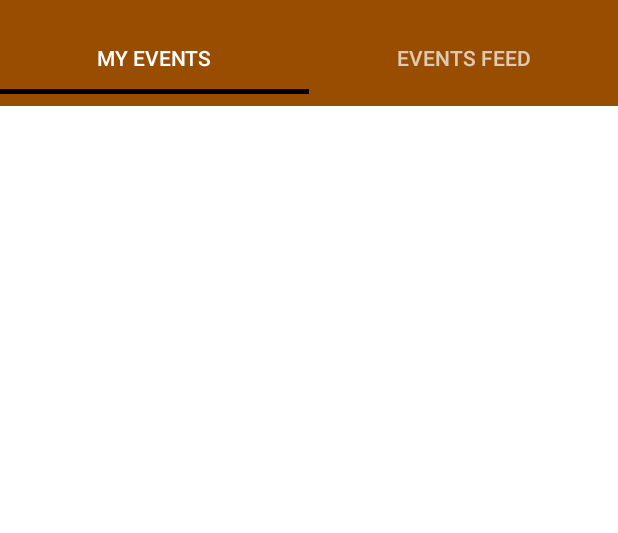
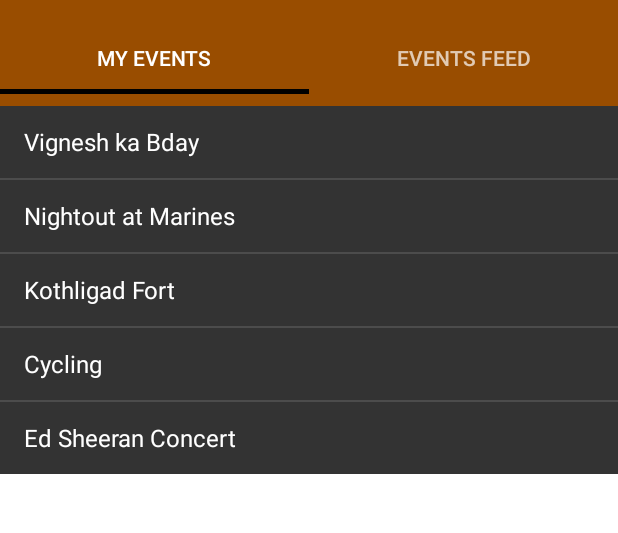
Before and after one commit to rahul-soshte/Cool, an Android app: the MainActivity screen opened directly, with no data from a screen before it, on a phone screen of 412 x 824 dp, the part 62-595 px from its top. Run offline under Robolectric (Android 15) with nearby library versions, the phone set to English and light mode, and no system bars.

Commit message:
Default LisView in MyEvents

```diff
--- a/app/src/main/java/com/example/hunter/planstart/Events/EventActivityClass/EventActivity.java
+++ b/app/src/main/java/com/example/hunter/planstart/Events/EventActivityClass/EventActivity.java
@@ -41,7 +41,7 @@ public class EventActivity extends AppCompatActivity implements TabLayout.OnTabS
         viewPager = (ViewPager) findViewById(R.id.pager);
 
         //Creating our pager adapter
-        com.example.hunter.planstart.TabLayout.Pager adapter = new com.example.hunter.planstart.TabLayout.Pager(getSupportFragmentManager(), tabLayout.getTabCount());
+        com.example.hunter.planstart.Events.EventActivityClass.Pager adapter = new com.example.hunter.planstart.Events.EventActivityClass.Pager(getSupportFragmentManager(), tabLayout.getTabCount());
 
         //Adding adapter to pager
         viewPager.setAdapter(adapter);
--- a/app/src/main/java/com/example/hunter/planstart/MainActivity.java
+++ b/app/src/main/java/com/example/hunter/planstart/MainActivity.java
@@ -75,14 +75,6 @@ public class MainActivity extends AppCompatActivity implements TabLayout.OnTabSe
         tabLayout.setOnTabSelectedListener(this);
 
         viewPager.addOnPageChangeListener(new TabLayout.TabLayoutOnPageChangeListener(tabLayout));
-
-
-/*
-        Intent intent = new Intent(MainActivity.this,LoginActivity.class);
-
-        startActivity(intent);
-*/
-
     }
 
     @Override
@@ -134,4 +126,5 @@ public class MainActivity extends AppCompatActivity implements TabLayout.OnTabSe
     public void onTabReselected(TabLayout.Tab tab) {
 
     }
+
 }
--- a/app/src/main/java/com/example/hunter/planstart/TabLayout/Tab1.java
+++ b/app/src/main/java/com/example/hunter/planstart/TabLayout/Tab1.java
@@ -4,16 +4,35 @@ package com.example.hunter.planstart.TabLayout;
  * Created by hunter on 7/5/17.
  */
 
+import android.content.res.Resources;
 import android.os.Bundle;
+import android.support.annotation.Nullable;
 import android.support.v4.app.Fragment;
 import android.view.LayoutInflater;
 import android.view.View;
 import android.view.ViewGroup;
+import android.widget.ArrayAdapter;
+import android.widget.ListView;
+
+import com.example.hunter.planstart.CustomAdapter.EventAdapter;
+import com.example.hunter.planstart.Events.EventsOne;
+import com.example.hunter.planstart.Login.SessionManager;
+import com.example.hunter.planstart.MainActivity;
 import com.example.hunter.planstart.R;
+
+import java.util.ArrayList;
 
 
 //Our class extending fragment
 public class Tab1 extends Fragment {
+
+    ArrayList<EventsOne> EList;
+
+    private EventAdapter m_adapter;
+ String user_email;
+ ListView EventList;
+    private String TAG = MainActivity.class.getSimpleName();
+SessionManager session;
 
     //Overriden method onCreateView
     @Override
@@ -22,5 +41,161 @@ public class Tab1 extends Fragment {
         //Returning the layout file after inflating
         //Change R.layout.tab1 in you classes
         return inflater.inflate(R.layout.tab1, container, false);
+
+
     }
+
+    @Override
+    public void onActivityCreated(@Nullable Bundle savedInstanceState)
+    {
+        super.onActivityCreated(savedInstanceState);
+        EventList=(ListView)getActivity().findViewById(R.id.list);
+        Resources res=getResources();
+        String [] events=res.getStringArray(R.array.event_list);
+        ArrayAdapter<String> adapter=new ArrayAdapter<String>(getActivity(),android.R.layout.simple_list_item_1,android.R.id.text1,events);
+        EventList.setAdapter(adapter);
+    }
+/*
+@Override
+    public void onCreate(Bundle savedInstanceState) {
+
+    super.onCreate(savedInstanceState);
+
+
+        EList=new ArrayList<>();
+        EventList=(ListView)getActivity().findViewById(R.id.list);
+
+        session = new SessionManager(getActivity().getApplicationContext());
+        HashMap<String, String> user = session.getUserDetails();
+
+        // name
+        String name = user.get(SessionManager.KEY_NAME);
+
+        // email
+        user_email = user.get(SessionManager.KEY_EMAIL);
+
+        String type = "ListEvents";
+
+        if (isOnline()) {
+  //          BackgroundWorker backgroundWorker = new BackgroundWorker(getActivity().getApplicationContext());
+         new GetContacts().execute();
+
+        }//Else SQLITE OR CHANGED=0----------POSSIBLE FUTURE CODE
+        else {
+            Toast.makeText(getActivity().getApplicationContext(), "Not Connected to Internet", Toast.LENGTH_LONG).show();
+
+        }
+    }
+
+    private class GetContacts extends AsyncTask<Void,Void,Void>
+    {
+        @Override
+        protected void onPreExecute()
+        {
+            super.onPreExecute();
+           // Toast.makeText(getActivity().getApplicationContext(),"Json Data is downloading",Toast.LENGTH_LONG).show();
+        }
+
+        @Override
+        protected Void doInBackground(Void... arg0)
+        {
+
+            String jsonStr="";
+            String listevents_url="http://192.168.42.151/Planmap/events_json.php";
+
+try {
+    HttpHandler sh = new HttpHandler();
+    URL url = new URL(listevents_url);
+    HttpURLConnection conn = (HttpURLConnection) url.openConnection();
+
+    conn.setRequestMethod("POST");
+
+   // httpURLConnection.setDoOutput(true);
+    conn.setDoInput(true);
+    OutputStream outputStream = conn.getOutputStream();
+
+    BufferedWriter bufferedWriter = new BufferedWriter(new OutputStreamWriter(outputStream, "UTF-8"));
+    String post_data = URLEncoder.encode("user_email", "UTF-8") + "=" + URLEncoder.encode(user_email, "UTF-8");
+
+    bufferedWriter.write(post_data);
+    bufferedWriter.flush();
+    bufferedWriter.close();
+    outputStream.close();
+    InputStream in = new BufferedInputStream(conn.getInputStream());
+    jsonStr = sh.convertStreamtoString(in);
 }
+catch(Exception e){
+    e.printStackTrace();
+}
+            //Making a request to url and getting response
+          //  String jsonStr=sh.makeServiceCall(url);
+
+//            Log.e(TAG,"Response from url: "+jsonStr);
+            if(jsonStr!=null)
+            {
+                try{
+
+                    //Getting JSON Array node
+                    JSONArray results=new JSONArray(jsonStr);
+
+                    for(int i=0;i<results.length();i++)
+                    {
+                        JSONObject c=results.getJSONObject(i);
+
+                        String eventname=c.getString("EventName");
+
+                        EventsOne eventsOne=new EventsOne(eventname);
+
+                        EList.add(eventsOne);
+
+                    }
+
+                }catch(final JSONException e)
+                {
+                    Log.e(TAG,"Json Parsing error: "+e);
+                    getActivity().runOnUiThread(new Runnable() {
+                        @Override
+                        public void run() {
+
+                            Toast.makeText(getActivity().getApplicationContext(),"Json parsing error:"+e.getMessage(),Toast.LENGTH_LONG).show();
+
+
+                        }
+                    });
+                }
+            }else{
+                Log.e(TAG,"Couldnt get Json from Server");
+                getActivity().runOnUiThread(new Runnable() {
+                    @Override
+                    public void run() {
+                        Toast.makeText(getActivity().getApplicationContext(),"Couldnt get json from server.Check Logcat for possible errors",Toast.LENGTH_LONG).show();
+
+                    }
+                });
+
+            }
+            return null;
+
+        }
+        @Override
+        protected void onPostExecute(Void result)
+        {
+            super.onPostExecute(result);
+//        ListAdapter adapter=new SimpleAdapter(JasonActivity.this,contactList,R.layout.list_item,new String[]{"name","lat","long"},new int[]{R.id.name,R.id.lat,R.id.longi});
+//        ArrayAdapter<Places> listadapter=new ArrayAdapter<Places>(JasonActivity.this,R.layout.list_item,);
+            m_adapter = new EventAdapter(getActivity().getApplicationContext(), R.layout.event_listitem_layout,EList);
+            EventList.setAdapter(m_adapter);
+        }
+    }
+
+    public boolean isOnline() {
+        ConnectivityManager cm = (ConnectivityManager)getActivity().getSystemService(Context.CONNECTIVITY_SERVICE);
+        NetworkInfo netInfo = cm.getActiveNetworkInfo();
+        if (netInfo != null && netInfo.isConnectedOrConnecting()) {
+            return true;
+        }
+        return false;
+    }
+    */
+
+}
--- a/app/src/main/res/layout/activity_create_event.xml
+++ b/app/src/main/res/layout/activity_create_event.xml
@@ -25,7 +25,7 @@
     </android.support.design.widget.TextInputLayout>
 
 
-    <com.weiwangcn.betterspinner.library.material.MaterialBetterSpinner
+    <!--<com.weiwangcn.betterspinner.library.material.MaterialBetterSpinner
         android:id="@+id/material_spinner1"
         android:layout_width="fill_parent"
         android:layout_height="wrap_content"
@@ -33,7 +33,7 @@
         app:met_floatingLabel="normal"
         android:textColorHint="#CFD8DC"
         android:gravity="center"
-        />
+        />-->
 
     <android.support.v7.widget.AppCompatButton
         android:layout_width="wrap_content"
--- a/app/src/main/res/layout/chattab1.xml
+++ b/app/src/main/res/layout/chattab1.xml
@@ -3,7 +3,6 @@
     android:layout_width="match_parent"
     android:layout_height="match_parent"
     android:orientation="vertical"
-    android:background="@color/white"
     >
 
     <TextView
--- a/app/src/main/res/layout/tab1.xml
+++ b/app/src/main/res/layout/tab1.xml
@@ -3,17 +3,16 @@
 <RelativeLayout xmlns:android="http://schemas.android.com/apk/res/android"
     android:layout_width="match_parent"
     android:layout_height="match_parent"
-    android:orientation="vertical"
-    android:background="@color/white"
-    >
+    android:background="@color/common_google_signin_btn_text_dark_default"
 
-    <TextView
-        android:id="@+id/textView"
-        android:layout_width="wrap_content"
+    android:orientation="vertical">
+
+    <ListView
+        android:id="@+id/list"
+        android:layout_width="fill_parent"
         android:layout_height="wrap_content"
-        android:layout_centerInParent="true"
-        android:text="Tab 1"
-        android:background="@color/white"
-        android:textAppearance="?android:attr/textAppearanceLarge"/>
+
+        android:background="@color/oil" />
+
 
 </RelativeLayout>
--- a/app/src/main/res/values/strings.xml
+++ b/app/src/main/res/values/strings.xml
@@ -12,6 +12,13 @@
         <item>Other..please specify</item>
     </string-array>
 
+    <string-array name="event_list">
+        <item>Vignesh ka Bday</item>
+        <item>Nightout at Marines</item>
+        <item>Kothligad Fort</item>
+        <item>Cycling</item>
+        <item>Ed Sheeran Concert</item>
+    </string-array>
 
     <string name="title_text">PlanMapSignInDemo</string>
 
```
Also changed, not shown: app/src/main/java/com/example/hunter/planstart/BackgroundWorker.java (+82 -2 lines), app/src/main/java/com/example/hunter/planstart/CustomAdapter/EventAdapter.java (added, +52 -0 lines), app/src/main/java/com/example/hunter/planstart/Events/CreateEventActivity.java (+7 -9 lines), app/src/main/java/com/example/hunter/planstart/Events/EventsOne.java (+0 -10 lines), app/src/main/java/com/example/hunter/planstart/HttpHandler.java (added, +80 -0 lines), app/src/main/res/layout/event_listitem_layout.xml (added, +11 -0 lines).
